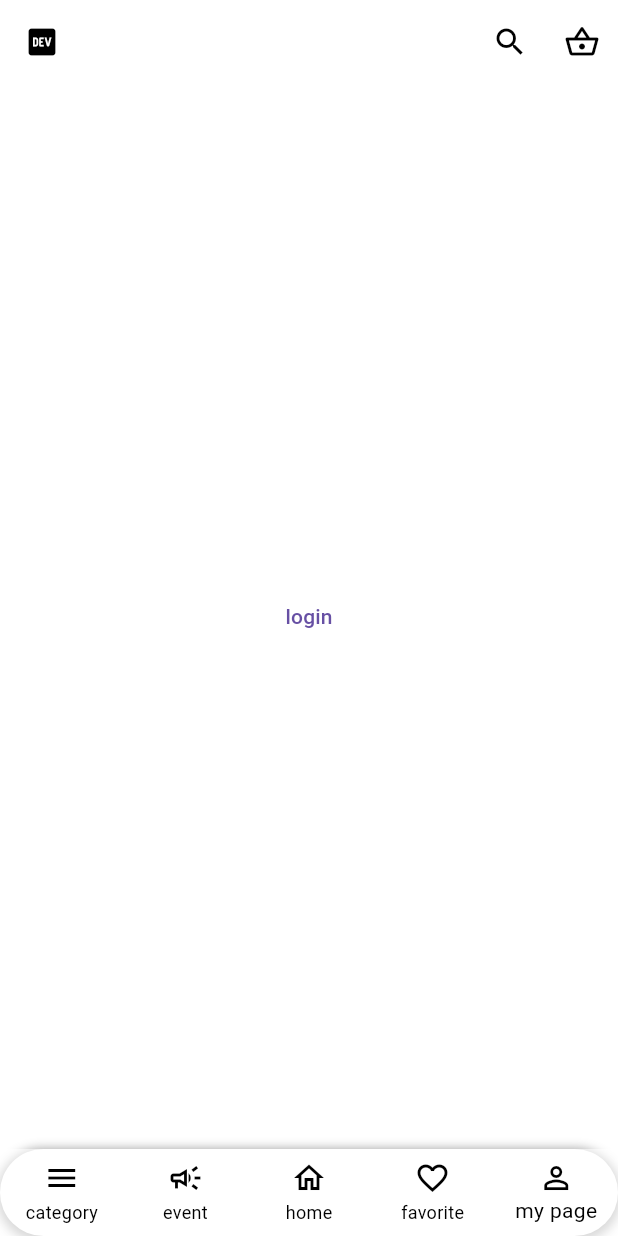
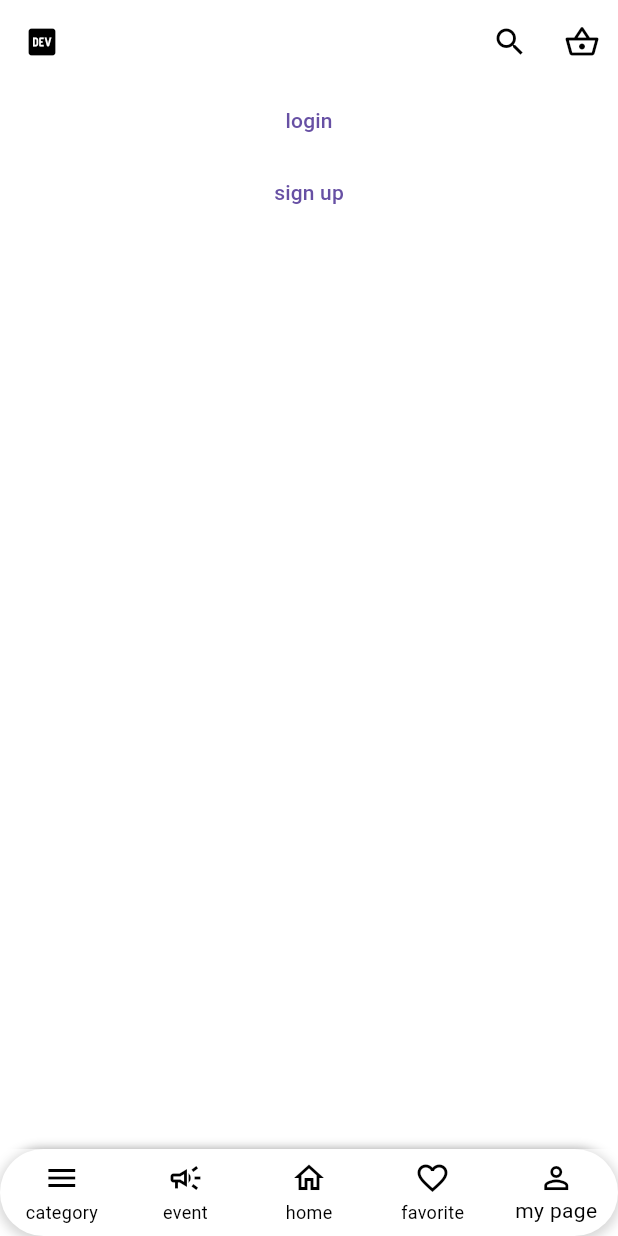
Before and after one commit to willchangesoon/Frontend, a Flutter app: the screen it shows after launch, item 5 of the bottom bar chosen, on a phone screen of 412 x 824 dp. Run offline on Flutter 3.47's test engine with Material 3 defaults, Android fonts, the phone set to English and light mode, and no system bars; our stand-ins replace flutter_riverpod, go_router.

Commit message:
feat- 회원가입 페이지 작업

```diff
--- a/es3_frontend/lib/common/layout/default_layout.dart
+++ b/es3_frontend/lib/common/layout/default_layout.dart
@@ -7,6 +7,7 @@ class DefaultLayout extends StatefulWidget {
   final Widget child;
   final bool showBottomNav;
   final bool showAppBarBtnBack;
+  final bool appBarColor;
 
   const DefaultLayout({
     super.key,
@@ -14,6 +15,7 @@ class DefaultLayout extends StatefulWidget {
     this.title,
     this.showBottomNav = true,
     this.showAppBarBtnBack = false,
+    this.appBarColor = false,
   });
 
   @override
@@ -45,7 +47,7 @@ class _DefaultLayoutState extends State<DefaultLayout> {
 
   renderAppBar() {
     return AppBar(
-      backgroundColor: Colors.white,
+      backgroundColor: widget.appBarColor ?  MAIN_COLOR : Colors.white,
       leading: widget.showAppBarBtnBack ? null : Icon(Icons.logo_dev_outlined),
       title: widget.title != null
           ? Text(
@@ -54,7 +56,7 @@ class _DefaultLayoutState extends State<DefaultLayout> {
             )
           : null,
       centerTitle: true,
-      foregroundColor: Colors.black,
+      foregroundColor: widget.appBarColor ? Colors.white : Colors.black,
       actions: [
         IconButton(
           onPressed: () {},
--- a/es3_frontend/lib/common/provider/router.dart
+++ b/es3_frontend/lib/common/provider/router.dart
@@ -5,6 +5,7 @@ import 'package:es3_frontend/common/screen/s_favorite.dart';
 import 'package:es3_frontend/common/screen/s_home.dart';
 import 'package:es3_frontend/common/screen/s_login.dart';
 import 'package:es3_frontend/common/screen/s_mypage.dart';
+import 'package:es3_frontend/common/screen/s_sign_up.dart';
 import 'package:flutter_riverpod/flutter_riverpod.dart';
 import 'package:go_router/go_router.dart';
 
@@ -48,5 +49,9 @@ final GoRouter router = GoRouter(
       path: '/login',
       builder: (context, state) => LoginScreen(),
     ),
+    GoRoute(
+      path: '/sign-up',
+      builder: (context, state) => SignUpScreen(),
+    ),
   ],
 );
--- a/es3_frontend/lib/common/screen/s_login.dart
+++ b/es3_frontend/lib/common/screen/s_login.dart
@@ -15,6 +15,7 @@ class _LoginScreenState extends State<LoginScreen> {
   @override
   Widget build(BuildContext context) {
     return DefaultLayout(
+      appBarColor: true,
       showBottomNav: false,
       showAppBarBtnBack: true,
       title: 'LOGIN',
--- a/es3_frontend/lib/common/screen/s_mypage.dart
+++ b/es3_frontend/lib/common/screen/s_mypage.dart
@@ -6,13 +6,21 @@ class MyPageScreen extends StatelessWidget {
 
   @override
   Widget build(BuildContext context) {
-    return Container(
-      child: TextButton(
-        child: Text('login'),
-        onPressed: () {
-          context.push('/login');
-        },
-      ),
+    return Column(
+      children: [
+        TextButton(
+          child: Text('login'),
+          onPressed: () {
+            context.push('/login');
+          },
+        ),
+        TextButton(
+          child: Text('sign up'),
+          onPressed: () {
+            context.push('/sign-up');
+          },
+        ),
+      ],
     );
   }
 }
```
Also changed, not shown: es3_frontend/lib/common/screen/s_sign_up.dart (added, +146 -0 lines).
